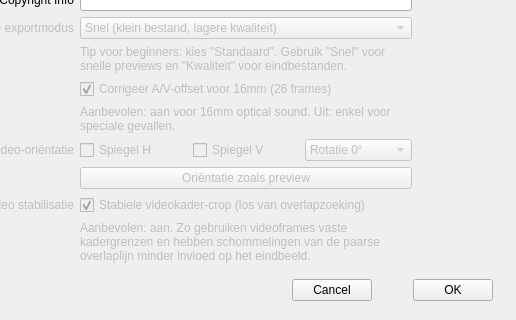
stoefer/aeo-light, file extractdialog.ui: the form before one commit; both pictures show x 83 to 599 and y 336 to 656 of the 599 by 656 pixel window.
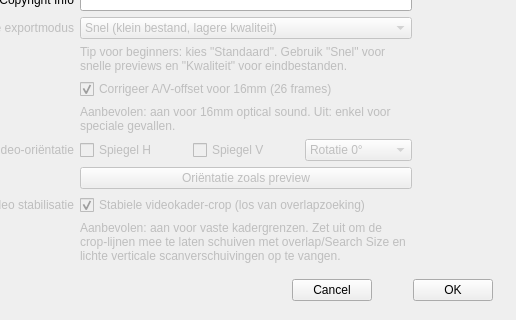
The form after the commit.

Commit message: Add overlap-driven adaptive video crop mode for scan jitter

Patch:
```diff
--- a/extractdialog.ui
+++ b/extractdialog.ui
@@ -416,7 +416,7 @@
        <bool>false</bool>
       </property>
       <property name="text">
-       <string>Aanbevolen: aan. Zo gebruiken videoframes vaste kadergrenzen en hebben schommelingen van de paarse overlaplijn minder invloed op het eindbeeld.</string>
+       <string>Aanbevolen: aan voor vaste kadergrenzen. Zet uit om de crop-lijnen mee te laten schuiven met overlap/Search Size en lichte verticale scanverschuivingen op te vangen.</string>
       </property>
       <property name="wordWrap">
        <bool>true</bool>
```
The commit also changes 1 other file.
